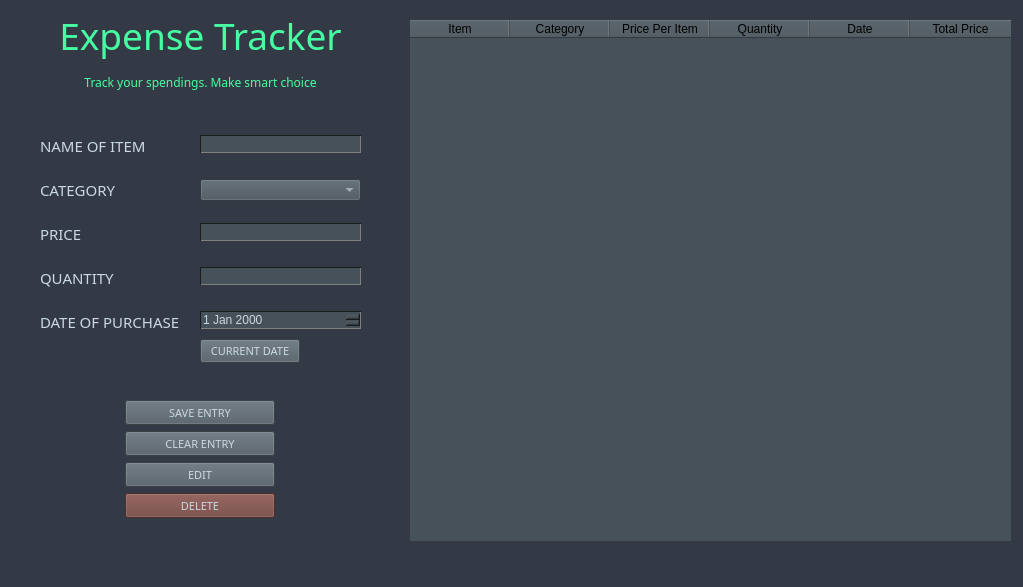
hanzoera/expense-tracker, file views/expense_tracker.ui: the form before one commit.
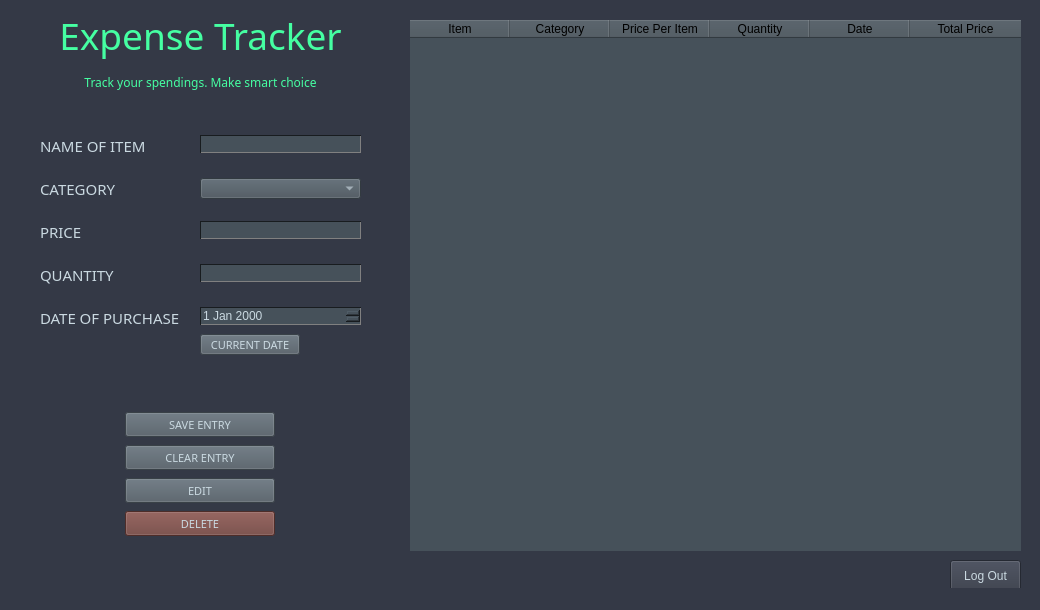
The form after the commit.

Commit message: Added log-out functionality

Diff of the .ui file:
```diff
--- a/views/expense_tracker.ui
+++ b/views/expense_tracker.ui
@@ -6,8 +6,8 @@
    <rect>
     <x>0</x>
     <y>0</y>
-    <width>1023</width>
-    <height>587</height>
+    <width>1040</width>
+    <height>610</height>
    </rect>
   </property>
   <property name="windowTitle">
@@ -28,8 +28,8 @@
      <rect>
       <x>410</x>
       <y>20</y>
-      <width>601</width>
-      <height>521</height>
+      <width>611</width>
+      <height>531</height>
      </rect>
     </property>
     <property name="font">
@@ -106,7 +106,7 @@
       <x>10</x>
       <y>120</y>
       <width>381</width>
-      <height>276</height>
+      <height>251</height>
      </rect>
     </property>
     <layout class="QFormLayout" name="formLayout">
@@ -352,9 +352,9 @@
     <property name="geometry">
      <rect>
       <x>10</x>
-      <y>400</y>
+      <y>410</y>
       <width>381</width>
-      <height>121</height>
+      <height>131</height>
      </rect>
     </property>
     <layout class="QGridLayout" name="gridLayout_3">
@@ -519,6 +519,19 @@
      </item>
     </layout>
    </widget>
+   <widget class="QPushButton" name="logOut">
+    <property name="geometry">
+     <rect>
+      <x>950</x>
+      <y>560</y>
+      <width>71</width>
+      <height>31</height>
+     </rect>
+    </property>
+    <property name="text">
+     <string>Log Out</string>
+    </property>
+   </widget>
   </widget>
   <widget class="QMenuBar" name="menubar">
    <property name="geometry">
```
Left out of the diff: 4 changed lines with no effect on the pictures. The commit also changes 1 other file.
